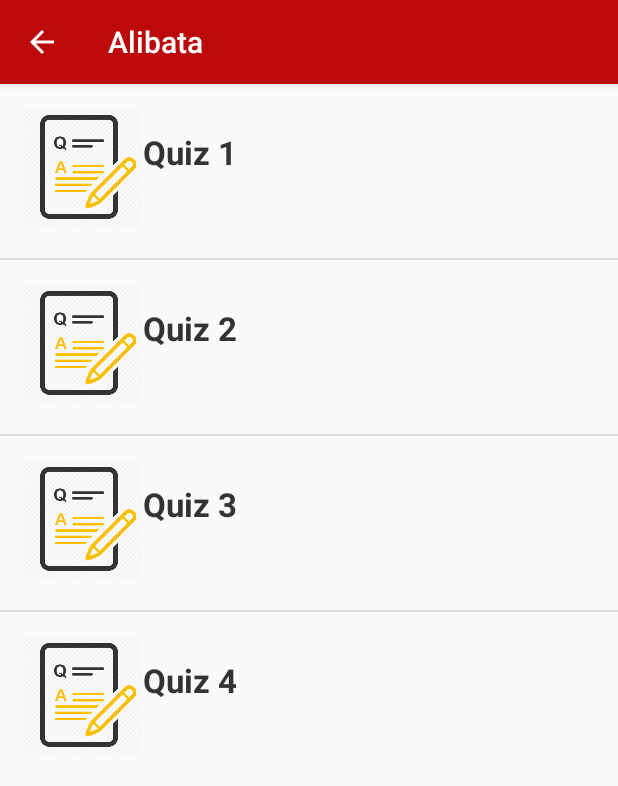
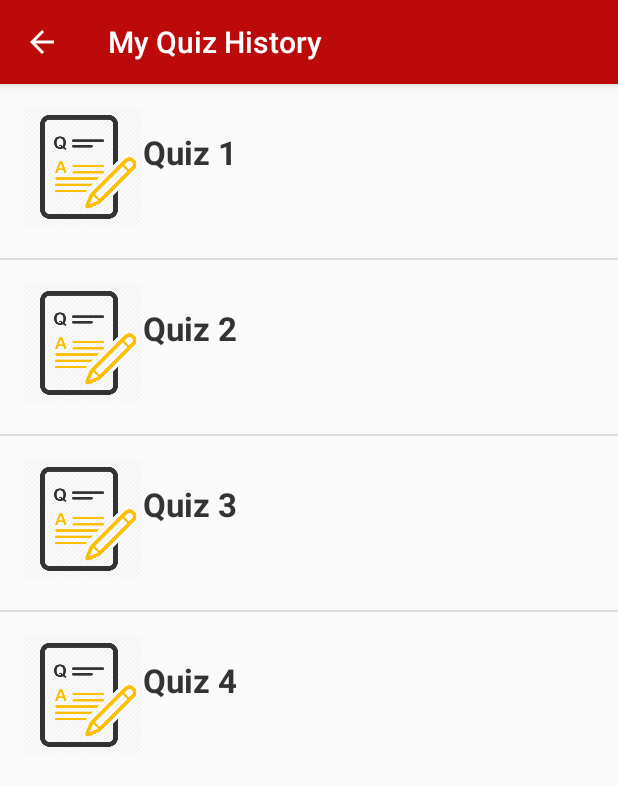
Before and after one commit to rvnmrqz/Alibata, an Android app: the Quizlistview screen opened directly, with no data from a screen before it, on a phone screen of 412 x 824 dp. Shown: the top 786 px of the screen. Run offline under Robolectric (Android 15) with nearby library versions, the phone set to English and light mode, and no system bars; our stand-ins replace Volley; network calls fail.

Commit message:
Added History

```diff
--- a/app/src/main/java/com/example/cedric/alibata/Chapters/Announcement.java
+++ b/app/src/main/java/com/example/cedric/alibata/Chapters/Announcement.java
@@ -179,4 +179,9 @@ public class Announcement extends AppCompatActivity {
     }
 
 
+    @Override
+    protected void onDestroy() {
+        staticContext = null;
+        super.onDestroy();
+    }
 }
--- a/app/src/main/java/com/example/cedric/alibata/Chapters/quiz/Complete.java
+++ b/app/src/main/java/com/example/cedric/alibata/Chapters/quiz/Complete.java
@@ -125,7 +125,7 @@ public class Complete extends AppCompatActivity {
                             sum+=score;
                             gradesEntries.add(new BarEntry((i+1),score));
                             txtScoreList[i].setText("Score: "+score);
-                            if(datetime.trim().equalsIgnoreCase("null") || datetime.trim().length() == 0) datetime="N/A";
+                            if(datetime.trim().equalsIgnoreCase("null") || datetime.trim().length() == 0) datetime="";
                             txtDateList[i].setText(datetime);
                             System.out.println("Added: "+(i+1)+" Score: "+score);
                             ctr++;
@@ -133,11 +133,12 @@ public class Complete extends AppCompatActivity {
 
                         if(ctr>0){
                             txtAverage.setText("Average Score: "+ (new DecimalFormat("#.##").format(sum/ctr)));
-                            setBarChart();
+
                         }else{
                             Toast.makeText(Complete.this, "No Scores Fetched", Toast.LENGTH_SHORT).show();
                         }
 
+                    setBarChart();
                 } catch (Exception e) {
                     e.printStackTrace();
                 }
--- a/app/src/main/java/com/example/cedric/alibata/Chapters/quiz/Quizlistview.java
+++ b/app/src/main/java/com/example/cedric/alibata/Chapters/quiz/Quizlistview.java
@@ -47,11 +47,16 @@ public class Quizlistview extends AppCompatActivity {
     Integer [] imgid={R.drawable.quizicon,R.drawable.quizicon,R.drawable.quizicon,R.drawable.quizicon};
     final int count=0;
 
+    boolean quizmode = false;
 
     @Override
     protected void onCreate(Bundle savedInstanceState) {
         super.onCreate(savedInstanceState);
         setContentView(R.layout.activity_quizlistview);
+
+        getSupportActionBar().setDisplayHomeAsUpEnabled(true);
+        getSupportActionBar().setDisplayShowHomeEnabled(true);
+
 
         progressDialog = new ProgressDialog(this);
         progressDialog.setTitle("Checking");
@@ -60,6 +65,10 @@ public class Quizlistview extends AppCompatActivity {
         SharedPreferences sharedPreferences = getSharedPreferences(MySharedPref.SHAREDPREFNAME,MODE_PRIVATE);
         studID = sharedPreferences.getString(MySharedPref.STUDID,"0");
 
+        quizmode = getIntent().getBooleanExtra("quizmode",false);
+
+        if(quizmode) getSupportActionBar().setTitle("Take Quiz");
+        else getSupportActionBar().setTitle("My Quiz History");
 
         listView=(ListView)findViewById(R.id.lstview);
         CustomListView customListView = new CustomListView(this,chapter,description,imgid);
@@ -67,15 +76,19 @@ public class Quizlistview extends AppCompatActivity {
         listView.setOnItemClickListener(new AdapterView.OnItemClickListener() {
             @Override
             public void onItemClick(AdapterView<?> parent, View view, int position, long id) {
-               takeQuiz(position);
+                if(quizmode){
+                    takeQuiz(position);
+                }else{
+                    startActivity(new Intent(Quizlistview.this,Complete.class).putExtra("quizGroupId",position));
+                }
             }
         });
 
-        if(getSupportActionBar()!=null){
-            getSupportActionBar().setDisplayHomeAsUpEnabled(true);
-            getSupportActionBar().setDisplayShowHomeEnabled(true);
-        }
+
+
     }
+
+
     @Override
     public boolean onOptionsItemSelected(MenuItem item) {
         if(item.getItemId()==android.R.id.home);
@@ -83,6 +96,8 @@ public class Quizlistview extends AppCompatActivity {
         return super.onOptionsItemSelected(item);
 
     }
+
+
     @Override
     public void onBackPressed(){
         super.onBackPressed();
@@ -127,8 +142,6 @@ public class Quizlistview extends AppCompatActivity {
                                     }
                                 })
                                 .show();
-
-
                     }
 
                 } catch (JSONException e) {
```
Also changed, not shown: app/src/main/java/com/example/cedric/alibata/MainActivity.java (+19 -8 lines), app/src/main/java/com/example/cedric/alibata/ServiceNotifications.java (+8 -1 lines), app/src/main/res/layout/activity_complete.xml (+7 -4 lines), app/src/main/res/menu/activity_main_drawer.xml (+8 -3 lines), app/src/main/res/drawable-hdpi/ic_chart.png (added), app/src/main/res/drawable-mdpi/ic_chart.png (added), app/src/main/res/drawable-xhdpi/ic_chart.png (added), app/src/main/res/drawable-xxhdpi/ic_chart.png (added).
